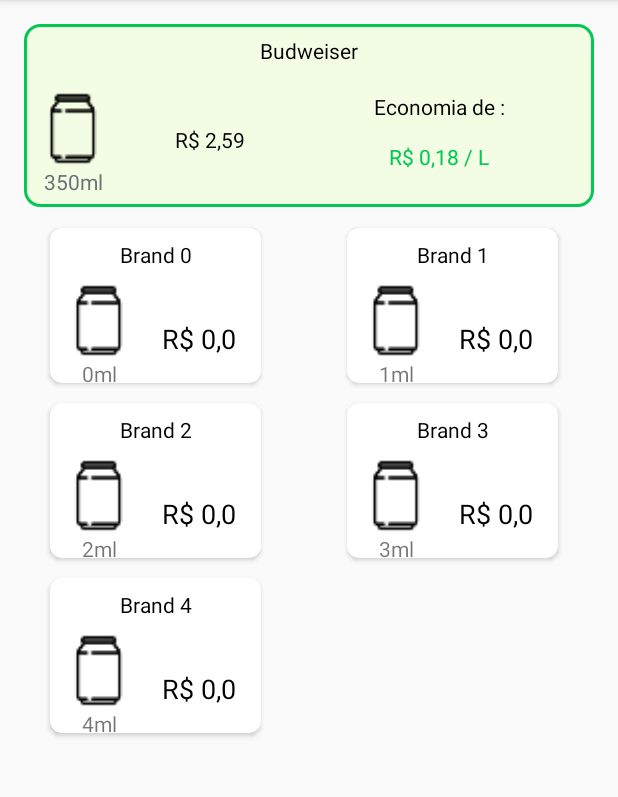
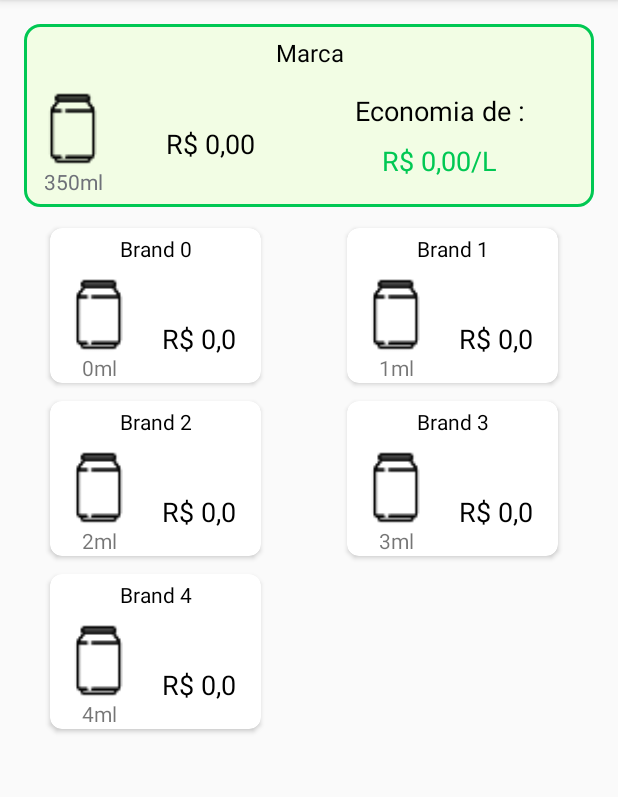
Before and after one commit to beerMais/beerMais-android, an Android app: the home screen opened directly, with no data from a screen before it, on a phone screen of 412 x 824 dp, the part 84-881 px from its top. Run offline under Robolectric (Android 15) with nearby library versions, the phone set to English and light mode, and no system bars; libraries missing offline, so code that uses them is left out: br.com.joseneves.

Commit message:
Align text and items on beer row and home

```diff
--- a/app/src/main/res/layout/content_home.xml
+++ b/app/src/main/res/layout/content_home.xml
@@ -24,13 +24,14 @@
             android:layout_width="50dp" app:layout_constraintStart_toStartOf="@+id/rank"
             android:layout_marginLeft="8dp"/>
     <TextView
-            android:text="Budweiser"
+            android:text="Marca"
             android:layout_width="0dp"
             android:layout_height="21dp"
             android:id="@+id/brand_textView" android:layout_marginTop="8dp"
             app:layout_constraintTop_toTopOf="@+id/rank" app:layout_constraintStart_toStartOf="@+id/rank"
             app:layout_constraintEnd_toEndOf="@+id/rank" android:layout_marginLeft="8dp"
-            android:layout_marginRight="8dp" android:textAlignment="center" android:textColor="@color/colorTextDark"/>
+            android:layout_marginRight="8dp" android:textAlignment="center" android:textColor="@color/colorTextDark"
+            android:textSize="16sp"/>
     <TextView
             android:text="350ml"
             android:layout_width="50dp"
@@ -39,12 +40,13 @@
             app:layout_constraintTop_toBottomOf="@+id/imageView2" app:layout_constraintStart_toStartOf="@+id/rank"
             android:layout_marginStart="8dp" android:textAlignment="center" android:textColor="@color/colorTextMedium"/>
     <TextView
-            android:text="R$ 2,59"
+            android:text="R$ 0,00"
             android:layout_width="100dp"
             android:layout_height="25dp"
             android:id="@+id/textView4" android:layout_marginBottom="29dp"
             app:layout_constraintBottom_toBottomOf="@+id/rank" app:layout_constraintStart_toEndOf="@+id/imageView2"
-            android:layout_marginStart="16dp" android:textAlignment="center" android:textColor="@color/colorTextDark"/>
+            android:layout_marginStart="16dp" android:textAlignment="center" android:textColor="@color/colorTextDark"
+            android:textSize="18sp"/>
     <TextView
             android:text="Economia de :"
             android:layout_width="0dp"
@@ -52,15 +54,17 @@
             android:id="@+id/textView6" android:layout_marginTop="16dp"
             app:layout_constraintTop_toBottomOf="@+id/brand_textView" app:layout_constraintEnd_toEndOf="@+id/rank"
             android:layout_marginEnd="8dp" app:layout_constraintStart_toEndOf="@+id/textView4"
-            android:layout_marginStart="8dp" android:textAlignment="center" android:textColor="@color/colorTextDark"/>
+            android:layout_marginStart="8dp" android:textAlignment="center" android:textColor="@color/colorTextDark"
+            android:textSize="18sp"/>
     <TextView
-            android:text="R$ 0,18 / L"
+            android:text="R$ 0,00/L"
             android:layout_width="0dp"
             android:layout_height="25dp"
             android:id="@+id/textView7" android:layout_marginTop="8dp"
             app:layout_constraintTop_toBottomOf="@+id/textView6" app:layout_constraintEnd_toEndOf="@+id/rank"
             android:layout_marginEnd="8dp" app:layout_constraintStart_toEndOf="@+id/textView4"
-            android:layout_marginStart="8dp" android:textAlignment="center" android:textColor="@color/colorTextRank"/>
+            android:layout_marginStart="8dp" android:textAlignment="center" android:textColor="@color/colorTextRank"
+            android:textSize="18sp"/>
     <android.support.v7.widget.RecyclerView
             android:layout_width="0dp"
             android:layout_height="0dp" android:layout_marginTop="8dp"
--- a/app/src/main/res/layout/row_beer.xml
+++ b/app/src/main/res/layout/row_beer.xml
@@ -3,7 +3,6 @@
                                     xmlns:app="http://schemas.android.com/apk/res-auto"
                                     xmlns:tools="http://schemas.android.com/tools" android:layout_width="150dp"
                                     android:layout_height="115dp"
-                                    android:layout_marginBottom="1dp"
                                     android:orientation="vertical"
                                     android:layout_gravity="center_horizontal"
                                     android:animateLayoutChanges="true"
@@ -13,16 +12,16 @@
             android:text="Brand"
             android:layout_width="match_parent"
             android:layout_height="21dp" android:id="@+id/brand_textView" android:layout_marginLeft="8dp"
-            android:layout_marginRight="8dp" android:layout_marginTop="8dp" android:textAlignment="center"
+            android:layout_marginRight="8dp" android:layout_marginTop="4dp" android:textAlignment="center"
             android:textColor="@android:color/black"/>
     <ImageView
             android:layout_width="50dp"
             android:layout_height="50dp" app:srcCompat="@drawable/can_icon" android:id="@+id/beer_imageView"
-            android:layout_marginLeft="8dp" android:layout_marginTop="37dp"/>
+            android:layout_marginLeft="8dp" android:layout_marginTop="33dp"/>
     <TextView
             android:text="350ml"
             android:layout_width="50dp"
-            android:layout_height="wrap_content" android:id="@+id/amount_textView" android:layout_marginTop="87dp"
+            android:layout_height="wrap_content" android:id="@+id/amount_textView" android:layout_marginTop="83dp"
             android:layout_marginLeft="8dp" android:textAlignment="center"/>
     <TextView
             android:text="R$ 00,00"
```
